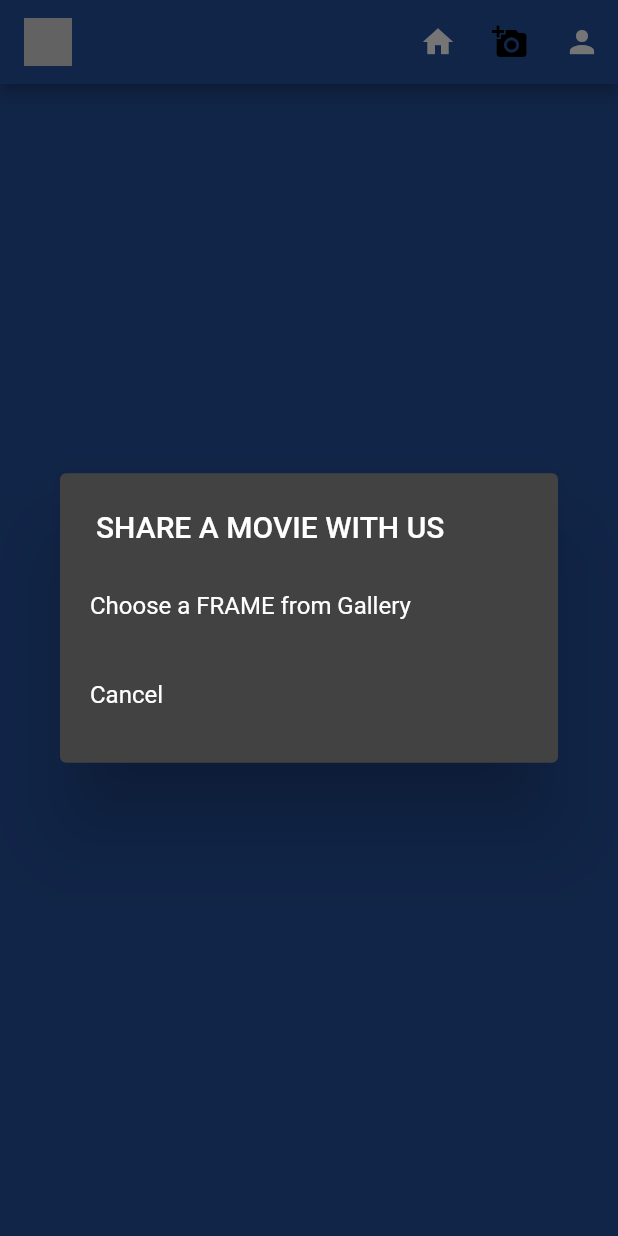
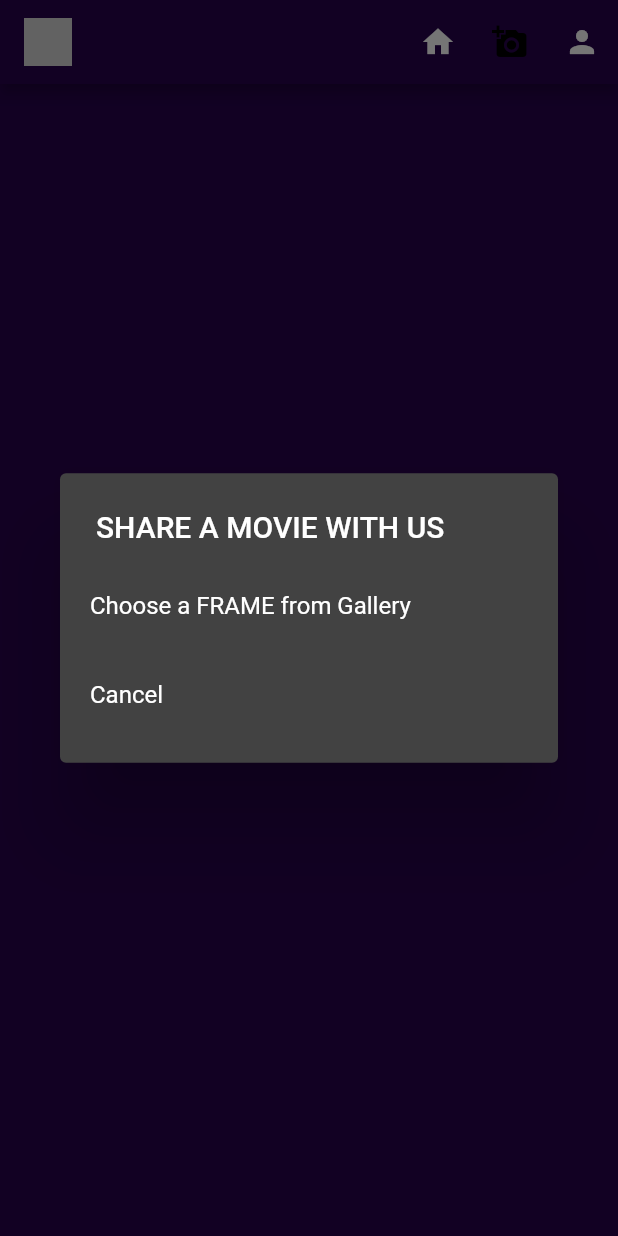
Before and after one commit to AleGarciaBernal/Film-Stories, a Flutter app: the WebScreenLayout screen opened directly, after a tap on the "add a photo" icon, after a tap on the "upload" icon, on a phone screen of 412 x 824 dp. Run offline on Flutter 3.47's test engine with Material 2 defaults, Android fonts, the phone set to English and light mode, and no system bars; our stand-ins replace cloud_firestore, firebase_auth, firebase_core, firebase_storage, flutter_svg, image_picker; accounts and stored records are empty; network calls fail.

Commit message:
Fix: Change Colors Palette

```diff
--- a/lib/utils/colors.dart
+++ b/lib/utils/colors.dart
@@ -1,8 +1,7 @@
 import 'package:flutter/material.dart';
 
-const mobileBackgroundColor = Color.fromARGB(255, 38, 81, 156);
-const webBackgroundColor = Color.fromARGB(255, 38, 81, 156);
-//const mobileSearchColor = Color.fromRGBO(38, 38, 38, 1);
+const mobileBackgroundColor = Color.fromARGB(255, 39, 3, 77);
+const webBackgroundColor = Color.fromARGB(255, 39, 3, 77);
 const blueColor = Color.fromARGB(255, 72, 0, 255);
 const primaryColor = Color.fromARGB(255, 0, 0, 0);
 const secondaryColor = Color.fromARGB(255, 255, 255, 255);
```
